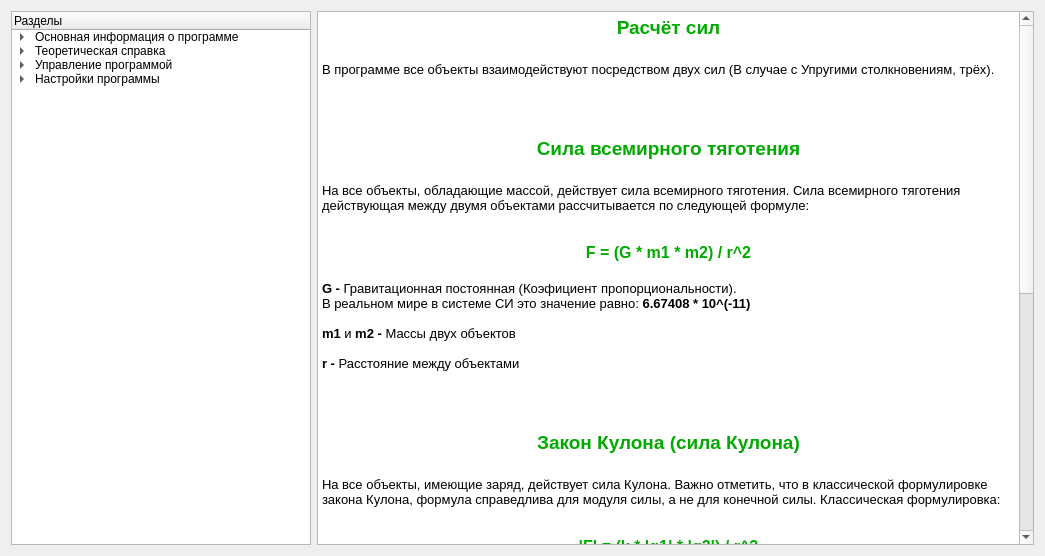
GRUB666/SPS---Simple-Physical-Simulator, file documentationwidget.ui: the form before one commit.
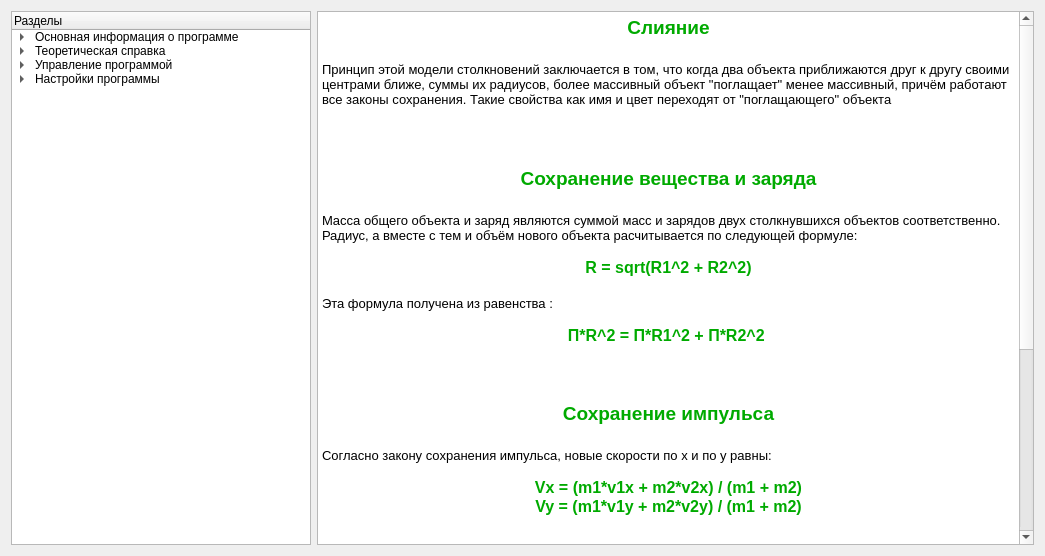
The form after the commit.

Commit message: Доделал документацию до Слияние.xml

Patch:
```diff
--- a/documentationwidget.ui
+++ b/documentationwidget.ui
@@ -134,60 +134,48 @@
 &lt;html&gt;&lt;head&gt;&lt;meta name=&quot;qrichtext&quot; content=&quot;1&quot; /&gt;&lt;style type=&quot;text/css&quot;&gt;
 p, li { white-space: pre-wrap; }
 &lt;/style&gt;&lt;/head&gt;&lt;body style=&quot; font-family:'Nirmala UI'; font-size:26pt; font-weight:400; font-style:normal;&quot;&gt;
-&lt;p align=&quot;center&quot; style=&quot; margin-top:0px; margin-bottom:0px; margin-left:0px; margin-right:0px; -qt-block-indent:0; text-indent:0px;&quot;&gt;&lt;span style=&quot; font-size:14pt; font-weight:600; color:#00aa00;&quot;&gt;Расчёт сил&lt;/span&gt;&lt;/p&gt;
-&lt;p align=&quot;center&quot; style=&quot;-qt-paragraph-type:empty; margin-top:0px; margin-bottom:0px; margin-left:0px; margin-right:0px; -qt-block-indent:0; text-indent:0px; font-size:14pt; color:#00aa00;&quot;&gt;&lt;br /&gt;&lt;/p&gt;
-&lt;p style=&quot; margin-top:0px; margin-bottom:0px; margin-left:0px; margin-right:0px; -qt-block-indent:0; text-indent:0px;&quot;&gt;&lt;span style=&quot; font-size:10pt; color:#000000;&quot;&gt;В программе все объекты взаимодействуют посредством двух сил (В случае с Упругими столкновениям, трёх). &lt;/span&gt;&lt;/p&gt;
+&lt;p align=&quot;center&quot; style=&quot; margin-top:0px; margin-bottom:0px; margin-left:0px; margin-right:0px; -qt-block-indent:0; text-indent:0px;&quot;&gt;&lt;span style=&quot; font-size:14pt; font-weight:600; color:#00aa00;&quot;&gt;Слияние&lt;/span&gt;&lt;/p&gt;
+&lt;p align=&quot;center&quot; style=&quot;-qt-paragraph-type:empty; margin-top:0px; margin-bottom:0px; margin-left:0px; margin-right:0px; -qt-block-indent:0; text-indent:0px; font-size:14pt; font-weight:600; color:#00aa00;&quot;&gt;&lt;br /&gt;&lt;/p&gt;
+&lt;p style=&quot; margin-top:0px; margin-bottom:0px; margin-left:0px; margin-right:0px; -qt-block-indent:0; text-indent:0px;&quot;&gt;&lt;span style=&quot; font-size:10pt; color:#000000;&quot;&gt;Принцип этой модели столкновений заключается в том, что когда два объекта приближаются друг к другу своими центрами ближе, суммы их радиусов, более массивный объект &amp;quot;поглащает&amp;quot; менее массивный, причём работают все законы сохранения. Такие свойства как имя и цвет переходят от &amp;quot;поглащающего&amp;quot; объекта&lt;/span&gt;&lt;/p&gt;
 &lt;p style=&quot;-qt-paragraph-type:empty; margin-top:0px; margin-bottom:0px; margin-left:0px; margin-right:0px; -qt-block-indent:0; text-indent:0px; font-size:10pt; color:#000000;&quot;&gt;&lt;br /&gt;&lt;/p&gt;
 &lt;p style=&quot;-qt-paragraph-type:empty; margin-top:0px; margin-bottom:0px; margin-left:0px; margin-right:0px; -qt-block-indent:0; text-indent:0px; font-size:10pt; color:#000000;&quot;&gt;&lt;br /&gt;&lt;/p&gt;
 &lt;p style=&quot;-qt-paragraph-type:empty; margin-top:0px; margin-bottom:0px; margin-left:0px; margin-right:0px; -qt-block-indent:0; text-indent:0px; font-size:10pt; color:#000000;&quot;&gt;&lt;br /&gt;&lt;/p&gt;
 &lt;p style=&quot;-qt-paragraph-type:empty; margin-top:0px; margin-bottom:0px; margin-left:0px; margin-right:0px; -qt-block-indent:0; text-indent:0px; font-size:10pt; color:#000000;&quot;&gt;&lt;br /&gt;&lt;/p&gt;
-&lt;p align=&quot;center&quot; style=&quot; margin-top:0px; margin-bottom:0px; margin-left:0px; margin-right:0px; -qt-block-indent:0; text-indent:0px;&quot;&gt;&lt;span style=&quot; font-size:14pt; font-weight:600; color:#00aa00;&quot;&gt;Сила всемирного тяготения&lt;/span&gt;&lt;/p&gt;
+&lt;p align=&quot;center&quot; style=&quot; margin-top:0px; margin-bottom:0px; margin-left:0px; margin-right:0px; -qt-block-indent:0; text-indent:0px;&quot;&gt;&lt;span style=&quot; font-size:14pt; font-weight:600; color:#00aa00;&quot;&gt;Сохранение вещества и заряда&lt;/span&gt;&lt;/p&gt;
 &lt;p align=&quot;center&quot; style=&quot;-qt-paragraph-type:empty; margin-top:0px; margin-bottom:0px; margin-left:0px; margin-right:0px; -qt-block-indent:0; text-indent:0px; font-size:14pt; font-weight:600; color:#00aa00;&quot;&gt;&lt;br /&gt;&lt;/p&gt;
-&lt;p style=&quot; margin-top:0px; margin-bottom:0px; margin-left:0px; margin-right:0px; -qt-block-indent:0; text-indent:0px;&quot;&gt;&lt;span style=&quot; font-size:10pt; color:#000000;&quot;&gt;На все объекты, обладающие массой, действует сила всемирного тяготения. Сила всемирного тяготения действующая между двумя объектами рассчитывается по следующей формуле:&lt;/span&gt;&lt;/p&gt;
-&lt;p align=&quot;center&quot; style=&quot;-qt-paragraph-type:empty; margin-top:0px; margin-bottom:0px; margin-left:0px; margin-right:0px; -qt-block-indent:0; text-indent:0px; font-size:10pt; color:#000000;&quot;&gt;&lt;br /&gt;&lt;/p&gt;
-&lt;p align=&quot;center&quot; style=&quot;-qt-paragraph-type:empty; margin-top:0px; margin-bottom:0px; margin-left:0px; margin-right:0px; -qt-block-indent:0; text-indent:0px; font-size:10pt; color:#000000;&quot;&gt;&lt;br /&gt;&lt;/p&gt;
-&lt;p align=&quot;center&quot; style=&quot; margin-top:0px; margin-bottom:0px; margin-left:0px; margin-right:0px; -qt-block-indent:0; text-indent:0px;&quot;&gt;&lt;span style=&quot; font-size:12pt; font-weight:600; color:#00aa00;&quot;&gt;F = (G * m1 * m2) / r^2&lt;/span&gt;&lt;/p&gt;
-&lt;p align=&quot;center&quot; style=&quot;-qt-paragraph-type:empty; margin-top:0px; margin-bottom:0px; margin-left:0px; margin-right:0px; -qt-block-indent:0; text-indent:0px; font-size:12pt; font-weight:600; color:#00aa00;&quot;&gt;&lt;br /&gt;&lt;/p&gt;
-&lt;p style=&quot; margin-top:0px; margin-bottom:0px; margin-left:0px; margin-right:0px; -qt-block-indent:0; text-indent:0px;&quot;&gt;&lt;span style=&quot; font-size:10pt; font-weight:600; color:#000000;&quot;&gt;G - &lt;/span&gt;&lt;span style=&quot; font-size:10pt; color:#000000;&quot;&gt;Гравитационная постоянная (Коэфициент пропорциональности).&lt;/span&gt;&lt;/p&gt;
-&lt;p style=&quot; margin-top:0px; margin-bottom:0px; margin-left:0px; margin-right:0px; -qt-block-indent:0; text-indent:0px;&quot;&gt;&lt;span style=&quot; font-size:10pt; color:#000000;&quot;&gt;В реальном мире в системе СИ это значение равно: &lt;/span&gt;&lt;span style=&quot; font-size:10pt; font-weight:600; color:#000000;&quot;&gt;6.67408 * 10^(-11) &lt;/span&gt;&lt;/p&gt;
-&lt;p style=&quot;-qt-paragraph-type:empty; margin-top:0px; margin-bottom:0px; margin-left:0px; margin-right:0px; -qt-block-indent:0; text-indent:0px; font-size:10pt; font-weight:600; color:#000000;&quot;&gt;&lt;br /&gt;&lt;/p&gt;
-&lt;p style=&quot; margin-top:0px; margin-bottom:0px; margin-left:0px; margin-right:0px; -qt-block-indent:0; text-indent:0px;&quot;&gt;&lt;span style=&quot; font-size:10pt; font-weight:600; color:#000000;&quot;&gt;m1 &lt;/span&gt;&lt;span style=&quot; font-size:10pt; color:#000000;&quot;&gt;и &lt;/span&gt;&lt;span style=&quot; font-size:10pt; font-weight:600; color:#000000;&quot;&gt;m2 - &lt;/span&gt;&lt;span style=&quot; font-size:10pt; color:#000000;&quot;&gt;Массы двух объектов&lt;/span&gt;&lt;/p&gt;
+&lt;p style=&quot; margin-top:0px; margin-bottom:0px; margin-left:0px; margin-right:0px; -qt-block-indent:0; text-indent:0px;&quot;&gt;&lt;span style=&quot; font-size:10pt; color:#000000;&quot;&gt;Масса общего объекта и заряд являются суммой масс и зарядов двух столкнувшихся объектов соответственно.&lt;/span&gt;&lt;/p&gt;
+&lt;p style=&quot; margin-top:0px; margin-bottom:0px; margin-left:0px; margin-right:0px; -qt-block-indent:0; text-indent:0px;&quot;&gt;&lt;span style=&quot; font-size:10pt; color:#000000;&quot;&gt;Радиус, а вместе с тем и объём нового объекта расчитывается по следующей формуле: &lt;/span&gt;&lt;/p&gt;
 &lt;p style=&quot;-qt-paragraph-type:empty; margin-top:0px; margin-bottom:0px; margin-left:0px; margin-right:0px; -qt-block-indent:0; text-indent:0px; font-size:10pt; color:#000000;&quot;&gt;&lt;br /&gt;&lt;/p&gt;
-&lt;p style=&quot; margin-top:0px; margin-bottom:0px; margin-left:0px; margin-right:0px; -qt-block-indent:0; text-indent:0px;&quot;&gt;&lt;span style=&quot; font-size:10pt; font-weight:600; color:#000000;&quot;&gt;r - &lt;/span&gt;&lt;span style=&quot; font-size:10pt; color:#000000;&quot;&gt;Расстояние между объектами&lt;/span&gt;&lt;/p&gt;
-&lt;p style=&quot;-qt-paragraph-type:empty; margin-top:0px; margin-bottom:0px; margin-left:0px; margin-right:0px; -qt-block-indent:0; text-indent:0px; font-size:10pt; color:#000000;&quot;&gt;&lt;br /&gt;&lt;/p&gt;
-&lt;p style=&quot;-qt-paragraph-type:empty; margin-top:0px; margin-bottom:0px; margin-left:0px; margin-right:0px; -qt-block-indent:0; text-indent:0px; font-size:10pt; color:#000000;&quot;&gt;&lt;br /&gt;&lt;/p&gt;
-&lt;p align=&quot;center&quot; style=&quot;-qt-paragraph-type:empty; margin-top:0px; margin-bottom:0px; margin-left:0px; margin-right:0px; -qt-block-indent:0; text-indent:0px; font-size:10pt; color:#000000;&quot;&gt;&lt;br /&gt;&lt;/p&gt;
-&lt;p align=&quot;center&quot; style=&quot;-qt-paragraph-type:empty; margin-top:0px; margin-bottom:0px; margin-left:0px; margin-right:0px; -qt-block-indent:0; text-indent:0px; font-size:10pt; color:#000000;&quot;&gt;&lt;br /&gt;&lt;/p&gt;
-&lt;p align=&quot;center&quot; style=&quot; margin-top:0px; margin-bottom:0px; margin-left:0px; margin-right:0px; -qt-block-indent:0; text-indent:0px;&quot;&gt;&lt;span style=&quot; font-size:14pt; font-weight:600; color:#00aa00;&quot;&gt;Закон Кулона (сила Кулона)&lt;/span&gt;&lt;/p&gt;
-&lt;p align=&quot;center&quot; style=&quot;-qt-paragraph-type:empty; margin-top:0px; margin-bottom:0px; margin-left:0px; margin-right:0px; -qt-block-indent:0; text-indent:0px; font-size:14pt; font-weight:600; color:#00aa00;&quot;&gt;&lt;br /&gt;&lt;/p&gt;
-&lt;p style=&quot; margin-top:0px; margin-bottom:0px; margin-left:0px; margin-right:0px; -qt-block-indent:0; text-indent:0px;&quot;&gt;&lt;span style=&quot; font-size:10pt; color:#000000;&quot;&gt;На все объекты, имеющие заряд, действует сила Кулона. Важно отметить, что в классической формулировке закона Кулона, формула справедлива для модуля силы, а не для конечной силы. Классическая формулировка:&lt;/span&gt;&lt;/p&gt;
-&lt;p style=&quot;-qt-paragraph-type:empty; margin-top:0px; margin-bottom:0px; margin-left:0px; margin-right:0px; -qt-block-indent:0; text-indent:0px; font-size:10pt; color:#000000;&quot;&gt;&lt;br /&gt;&lt;/p&gt;
-&lt;p style=&quot;-qt-paragraph-type:empty; margin-top:0px; margin-bottom:0px; margin-left:0px; margin-right:0px; -qt-block-indent:0; text-indent:0px; font-size:10pt; color:#000000;&quot;&gt;&lt;br /&gt;&lt;/p&gt;
-&lt;p align=&quot;center&quot; style=&quot; margin-top:0px; margin-bottom:0px; margin-left:0px; margin-right:0px; -qt-block-indent:0; text-indent:0px;&quot;&gt;&lt;span style=&quot; font-size:12pt; font-weight:600; color:#00aa00;&quot;&gt;|F| = (k * |q1| * |q2|) / r^2&lt;/span&gt;&lt;/p&gt;
+&lt;p align=&quot;center&quot; style=&quot; margin-top:0px; margin-bottom:0px; margin-left:0px; margin-right:0px; -qt-block-indent:0; text-indent:0px;&quot;&gt;&lt;span style=&quot; font-size:12pt; font-weight:600; color:#00aa00;&quot;&gt;R = sqrt(R1^2 + R2^2)&lt;/span&gt;&lt;/p&gt;
 &lt;p align=&quot;center&quot; style=&quot;-qt-paragraph-type:empty; margin-top:0px; margin-bottom:0px; margin-left:0px; margin-right:0px; -qt-block-indent:0; text-indent:0px; font-size:12pt; font-weight:600; color:#00aa00;&quot;&gt;&lt;br /&gt;&lt;/p&gt;
-&lt;p style=&quot; margin-top:0px; margin-bottom:0px; margin-left:0px; margin-right:0px; -qt-block-indent:0; text-indent:0px;&quot;&gt;&lt;span style=&quot; font-size:12pt; font-weight:600; color:#000000;&quot;&gt;k &lt;/span&gt;&lt;span style=&quot; font-size:12pt; color:#000000;&quot;&gt;- &lt;/span&gt;&lt;span style=&quot; font-size:10pt; color:#000000;&quot;&gt;Коэфициент К (Коэфициент пропорциональности).&lt;/span&gt;&lt;/p&gt;
-&lt;p style=&quot; margin-top:0px; margin-bottom:0px; margin-left:0px; margin-right:0px; -qt-block-indent:0; text-indent:0px;&quot;&gt;&lt;span style=&quot; font-size:10pt; color:#000000;&quot;&gt;В реальном мире в системе СИ это значение равно: &lt;/span&gt;&lt;span style=&quot; font-size:10pt; font-weight:600; color:#000000;&quot;&gt;8.98755 * 10^(9)&lt;/span&gt;&lt;/p&gt;
-&lt;p style=&quot;-qt-paragraph-type:empty; margin-top:0px; margin-bottom:0px; margin-left:0px; margin-right:0px; -qt-block-indent:0; text-indent:0px; font-size:10pt; font-weight:600; color:#000000;&quot;&gt;&lt;br /&gt;&lt;/p&gt;
-&lt;p style=&quot; margin-top:0px; margin-bottom:0px; margin-left:0px; margin-right:0px; -qt-block-indent:0; text-indent:0px;&quot;&gt;&lt;span style=&quot; font-size:10pt; font-weight:600; color:#000000;&quot;&gt;q1 &lt;/span&gt;&lt;span style=&quot; font-size:10pt; color:#000000;&quot;&gt;и &lt;/span&gt;&lt;span style=&quot; font-size:10pt; font-weight:600; color:#000000;&quot;&gt;q2 -&lt;/span&gt;&lt;span style=&quot; font-size:10pt; color:#000000;&quot;&gt; Заряды объектов. Примечательно, что неизвестно, могут ли заряды принимать значения не кратные заряду электрона (&lt;/span&gt;&lt;span style=&quot; font-size:10pt; font-weight:600; color:#000000;&quot;&gt;1.60217 * 10^(-19)&lt;/span&gt;&lt;span style=&quot; font-size:10pt; color:#000000;&quot;&gt;)&lt;/span&gt;&lt;/p&gt;
+&lt;p style=&quot; margin-top:0px; margin-bottom:0px; margin-left:0px; margin-right:0px; -qt-block-indent:0; text-indent:0px;&quot;&gt;&lt;span style=&quot; font-size:10pt; color:#000000;&quot;&gt;Эта формула получена из равенства :&lt;/span&gt;&lt;/p&gt;
 &lt;p style=&quot;-qt-paragraph-type:empty; margin-top:0px; margin-bottom:0px; margin-left:0px; margin-right:0px; -qt-block-indent:0; text-indent:0px; font-size:10pt; color:#000000;&quot;&gt;&lt;br /&gt;&lt;/p&gt;
-&lt;p style=&quot; margin-top:0px; margin-bottom:0px; margin-left:0px; margin-right:0px; -qt-block-indent:0; text-indent:0px;&quot;&gt;&lt;span style=&quot; font-size:10pt; font-weight:600; color:#000000;&quot;&gt;r - &lt;/span&gt;&lt;span style=&quot; font-size:10pt; color:#000000;&quot;&gt;Расстояние между объектами&lt;/span&gt;&lt;/p&gt;
-&lt;p style=&quot;-qt-paragraph-type:empty; margin-top:0px; margin-bottom:0px; margin-left:0px; margin-right:0px; -qt-block-indent:0; text-indent:0px; font-size:10pt; color:#000000;&quot;&gt;&lt;br /&gt;&lt;/p&gt;
-&lt;p style=&quot;-qt-paragraph-type:empty; margin-top:0px; margin-bottom:0px; margin-left:0px; margin-right:0px; -qt-block-indent:0; text-indent:0px; font-size:10pt; color:#000000;&quot;&gt;&lt;br /&gt;&lt;/p&gt;
-&lt;p style=&quot; margin-top:0px; margin-bottom:0px; margin-left:0px; margin-right:0px; -qt-block-indent:0; text-indent:0px;&quot;&gt;&lt;span style=&quot; font-size:10pt; color:#000000;&quot;&gt;Вид закона, который использовался для расчёта в этой программе:&lt;/span&gt;&lt;/p&gt;
-&lt;p style=&quot;-qt-paragraph-type:empty; margin-top:0px; margin-bottom:0px; margin-left:0px; margin-right:0px; -qt-block-indent:0; text-indent:0px; font-size:10pt; color:#000000;&quot;&gt;&lt;br /&gt;&lt;/p&gt;
-&lt;p align=&quot;center&quot; style=&quot; margin-top:0px; margin-bottom:0px; margin-left:0px; margin-right:0px; -qt-block-indent:0; text-indent:0px;&quot;&gt;&lt;span style=&quot; font-size:12pt; font-weight:600; color:#00aa00;&quot;&gt;F = -(k * q1 * q2) / r^2&lt;/span&gt;&lt;/p&gt;
+&lt;p align=&quot;center&quot; style=&quot; margin-top:0px; margin-bottom:0px; margin-left:0px; margin-right:0px; -qt-block-indent:0; text-indent:0px;&quot;&gt;&lt;span style=&quot; font-size:12pt; font-weight:600; color:#00aa00;&quot;&gt;П*R^2 = П*R1^2 + П*R2^2 &lt;/span&gt;&lt;/p&gt;
 &lt;p align=&quot;center&quot; style=&quot;-qt-paragraph-type:empty; margin-top:0px; margin-bottom:0px; margin-left:0px; margin-right:0px; -qt-block-indent:0; text-indent:0px; font-size:12pt; font-weight:600; color:#00aa00;&quot;&gt;&lt;br /&gt;&lt;/p&gt;
 &lt;p align=&quot;center&quot; style=&quot;-qt-paragraph-type:empty; margin-top:0px; margin-bottom:0px; margin-left:0px; margin-right:0px; -qt-block-indent:0; text-indent:0px; font-size:12pt; font-weight:600; color:#00aa00;&quot;&gt;&lt;br /&gt;&lt;/p&gt;
 &lt;p align=&quot;center&quot; style=&quot;-qt-paragraph-type:empty; margin-top:0px; margin-bottom:0px; margin-left:0px; margin-right:0px; -qt-block-indent:0; text-indent:0px; font-size:12pt; font-weight:600; color:#00aa00;&quot;&gt;&lt;br /&gt;&lt;/p&gt;
-&lt;p align=&quot;center&quot; style=&quot; margin-top:0px; margin-bottom:0px; margin-left:0px; margin-right:0px; -qt-block-indent:0; text-indent:0px;&quot;&gt;&lt;span style=&quot; font-size:14pt; font-weight:600; color:#00aa00;&quot;&gt;Сила реакции опоры&lt;/span&gt;&lt;/p&gt;
+&lt;p align=&quot;center&quot; style=&quot; margin-top:0px; margin-bottom:0px; margin-left:0px; margin-right:0px; -qt-block-indent:0; text-indent:0px;&quot;&gt;&lt;span style=&quot; font-size:14pt; font-weight:600; color:#00aa00;&quot;&gt;Сохранение импульса&lt;/span&gt;&lt;/p&gt;
 &lt;p align=&quot;center&quot; style=&quot;-qt-paragraph-type:empty; margin-top:0px; margin-bottom:0px; margin-left:0px; margin-right:0px; -qt-block-indent:0; text-indent:0px; font-size:14pt; font-weight:600; color:#00aa00;&quot;&gt;&lt;br /&gt;&lt;/p&gt;
-&lt;p style=&quot; margin-top:0px; margin-bottom:0px; margin-left:0px; margin-right:0px; -qt-block-indent:0; text-indent:0px;&quot;&gt;&lt;span style=&quot; font-size:10pt; color:#000000;&quot;&gt;Возникает при соударении двух объектов (два объекта воздействуют друг на друга). Присутсвует только в случае упругих столкновений.&lt;/span&gt;&lt;/p&gt;
+&lt;p style=&quot; margin-top:0px; margin-bottom:0px; margin-left:0px; margin-right:0px; -qt-block-indent:0; text-indent:0px;&quot;&gt;&lt;span style=&quot; font-size:10pt; color:#000000;&quot;&gt;Согласно закону сохранения импульса, новые скорости по x и по y равны:&lt;/span&gt;&lt;/p&gt;
 &lt;p style=&quot;-qt-paragraph-type:empty; margin-top:0px; margin-bottom:0px; margin-left:0px; margin-right:0px; -qt-block-indent:0; text-indent:0px; font-size:10pt; color:#000000;&quot;&gt;&lt;br /&gt;&lt;/p&gt;
+&lt;p align=&quot;center&quot; style=&quot; margin-top:0px; margin-bottom:0px; margin-left:0px; margin-right:0px; -qt-block-indent:0; text-indent:0px;&quot;&gt;&lt;span style=&quot; font-size:12pt; font-weight:600; color:#00aa00;&quot;&gt;Vx = (m1*v1x + m2*v2x) / (m1 + m2)&lt;/span&gt;&lt;/p&gt;
+&lt;p align=&quot;center&quot; style=&quot; margin-top:0px; margin-bottom:0px; margin-left:0px; margin-right:0px; -qt-block-indent:0; text-indent:0px;&quot;&gt;&lt;span style=&quot; font-size:12pt; font-weight:600; color:#00aa00;&quot;&gt;Vy = (m1*v1y + m2*v2y) / (m1 + m2)&lt;/span&gt;&lt;/p&gt;
 &lt;p align=&quot;center&quot; style=&quot;-qt-paragraph-type:empty; margin-top:0px; margin-bottom:0px; margin-left:0px; margin-right:0px; -qt-block-indent:0; text-indent:0px; font-size:12pt; font-weight:600; color:#00aa00;&quot;&gt;&lt;br /&gt;&lt;/p&gt;
+&lt;p align=&quot;center&quot; style=&quot;-qt-paragraph-type:empty; margin-top:0px; margin-bottom:0px; margin-left:0px; margin-right:0px; -qt-block-indent:0; text-indent:0px; font-size:10pt; color:#000000;&quot;&gt;&lt;br /&gt;&lt;/p&gt;
+&lt;p style=&quot;-qt-paragraph-type:empty; margin-top:0px; margin-bottom:0px; margin-left:0px; margin-right:0px; -qt-block-indent:0; text-indent:0px; font-size:10pt; color:#000000;&quot;&gt;&lt;br /&gt;&lt;/p&gt;
+&lt;p align=&quot;center&quot; style=&quot; margin-top:0px; margin-bottom:0px; margin-left:0px; margin-right:0px; -qt-block-indent:0; text-indent:0px;&quot;&gt;&lt;span style=&quot; font-size:14pt; font-weight:600; color:#00aa00;&quot;&gt;Центр масс&lt;/span&gt;&lt;/p&gt;
+&lt;p align=&quot;center&quot; style=&quot;-qt-paragraph-type:empty; margin-top:0px; margin-bottom:0px; margin-left:0px; margin-right:0px; -qt-block-indent:0; text-indent:0px; font-size:14pt; font-weight:600; color:#00aa00;&quot;&gt;&lt;br /&gt;&lt;/p&gt;
+&lt;p style=&quot; margin-top:0px; margin-bottom:0px; margin-left:0px; margin-right:0px; -qt-block-indent:0; text-indent:0px;&quot;&gt;&lt;span style=&quot; font-size:10pt; color:#000000;&quot;&gt;Позиция нового объекта не равна позиции более массивного, для этого высчитывается центр масс по x и по y. Формула для его расчёта такова:&lt;/span&gt;&lt;/p&gt;
+&lt;p style=&quot;-qt-paragraph-type:empty; margin-top:0px; margin-bottom:0px; margin-left:0px; margin-right:0px; -qt-block-indent:0; text-indent:0px; font-size:10pt; color:#000000;&quot;&gt;&lt;br /&gt;&lt;/p&gt;
+&lt;p align=&quot;center&quot; style=&quot; margin-top:0px; margin-bottom:0px; margin-left:0px; margin-right:0px; -qt-block-indent:0; text-indent:0px;&quot;&gt;&lt;span style=&quot; font-size:12pt; font-weight:600; color:#00aa00;&quot;&gt;Xc = (m1*x1 + m2*x2) / (m1 + m2)&lt;/span&gt;&lt;/p&gt;
+&lt;p align=&quot;center&quot; style=&quot; margin-top:0px; margin-bottom:0px; margin-left:0px; margin-right:0px; -qt-block-indent:0; text-indent:0px;&quot;&gt;&lt;span style=&quot; font-size:12pt; font-weight:600; color:#00aa00;&quot;&gt;Yc = (m1*y1 + m2*y2) / (m1 + m2)&lt;/span&gt;&lt;/p&gt;
 &lt;p align=&quot;center&quot; style=&quot;-qt-paragraph-type:empty; margin-top:0px; margin-bottom:0px; margin-left:0px; margin-right:0px; -qt-block-indent:0; text-indent:0px; font-size:12pt; font-weight:600; color:#00aa00;&quot;&gt;&lt;br /&gt;&lt;/p&gt;
-&lt;p align=&quot;center&quot; style=&quot; margin-top:0px; margin-bottom:0px; margin-left:0px; margin-right:0px; -qt-block-indent:0; text-indent:0px;&quot;&gt;&lt;span style=&quot; font-size:14pt; font-weight:600; color:#00aa00;&quot;&gt;Сложение сил&lt;/span&gt;&lt;/p&gt;
+&lt;p align=&quot;center&quot; style=&quot;-qt-paragraph-type:empty; margin-top:0px; margin-bottom:0px; margin-left:0px; margin-right:0px; -qt-block-indent:0; text-indent:0px; font-size:12pt; font-weight:600; color:#00aa00;&quot;&gt;&lt;br /&gt;&lt;/p&gt;
+&lt;p style=&quot;-qt-paragraph-type:empty; margin-top:0px; margin-bottom:0px; margin-left:0px; margin-right:0px; -qt-block-indent:0; text-indent:0px; font-size:10pt; color:#000000;&quot;&gt;&lt;br /&gt;&lt;/p&gt;
+&lt;p align=&quot;center&quot; style=&quot; margin-top:0px; margin-bottom:0px; margin-left:0px; margin-right:0px; -qt-block-indent:0; text-indent:0px;&quot;&gt;&lt;span style=&quot; font-size:14pt; font-weight:600; color:#00aa00;&quot;&gt;Примечения:&lt;/span&gt;&lt;/p&gt;
 &lt;p align=&quot;center&quot; style=&quot;-qt-paragraph-type:empty; margin-top:0px; margin-bottom:0px; margin-left:0px; margin-right:0px; -qt-block-indent:0; text-indent:0px; font-size:14pt; font-weight:600; color:#00aa00;&quot;&gt;&lt;br /&gt;&lt;/p&gt;
-&lt;p align=&quot;center&quot; style=&quot; margin-top:0px; margin-bottom:0px; margin-left:0px; margin-right:0px; -qt-block-indent:0; text-indent:0px;&quot;&gt;&lt;span style=&quot; font-size:10pt; color:#000000;&quot;&gt;Силы не раскладываются на проекции, а складываются сразу по значениями&lt;/span&gt;&lt;/p&gt;&lt;/body&gt;&lt;/html&gt;</string>
+&lt;p style=&quot; margin-top:0px; margin-bottom:0px; margin-left:0px; margin-right:0px; -qt-block-indent:0; text-indent:0px;&quot;&gt;&lt;span style=&quot; font-size:10pt; color:#000000;&quot;&gt;Если массы объектов равны, то сравнение производится по зарядам, если равны и заряды, то &amp;quot;поглоителем&amp;quot; считается объект первее идущий в списке обозревателя объектов&lt;/span&gt;&lt;/p&gt;
+&lt;p align=&quot;center&quot; style=&quot;-qt-paragraph-type:empty; margin-top:0px; margin-bottom:0px; margin-left:0px; margin-right:0px; -qt-block-indent:0; text-indent:0px; font-size:10pt; color:#000000;&quot;&gt;&lt;br /&gt;&lt;/p&gt;&lt;/body&gt;&lt;/html&gt;</string>
        </property>
       </widget>
      </item>
```
The commit also changes 7 other files.
